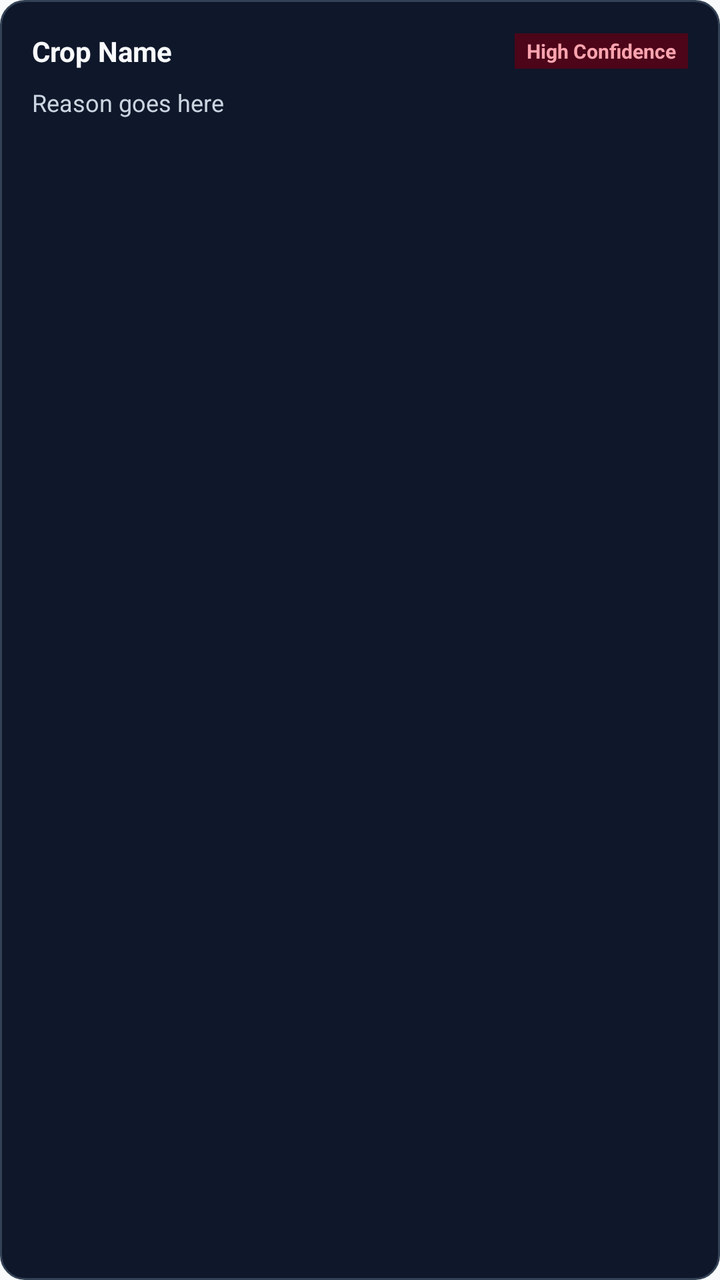
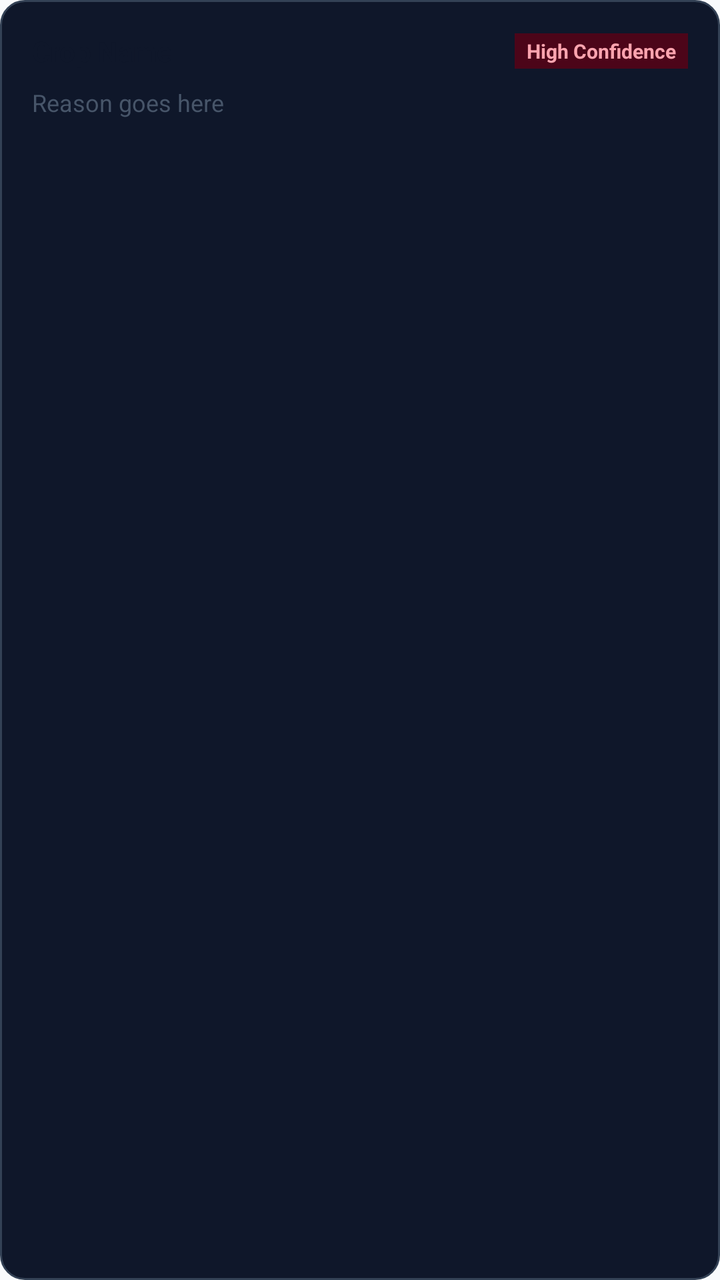

Screens rendered from an Android XML layout before and after an edit, with the pre-edit source and the edit as a unified diff.
<!-- AndroidManifest.xml: application theme AppTheme -->
<!-- res/layout/item_avoid_card.xml -->
<?xml version="1.0" encoding="utf-8"?>
<LinearLayout xmlns:android="http://schemas.android.com/apk/res/android"
    android:layout_width="match_parent"
    android:layout_height="wrap_content"
    android:layout_marginBottom="12dp"
    android:background="@drawable/bg_emoji_placeholder"
    android:orientation="vertical"
    android:padding="16dp">

    <LinearLayout
        android:layout_width="match_parent"
        android:layout_height="wrap_content"
        android:orientation="horizontal"
        android:gravity="center_vertical">
        <TextView
            android:id="@+id/tvAvoidName"
            android:layout_width="0dp"
            android:layout_height="wrap_content"
            android:layout_weight="1"
            android:text="Crop Name"
            android:textColor="#f8fafc"
            android:textSize="14sp"
            android:textStyle="bold" />
        <TextView
            android:id="@+id/tvAvoidConfidence"
            android:layout_width="wrap_content"
            android:layout_height="wrap_content"
            android:background="#4c0519"
            android:paddingHorizontal="6dp"
            android:paddingVertical="2dp"
            android:text="High Confidence"
            android:textColor="#fda4af"
            android:textSize="10sp"
            android:textStyle="bold" />
    </LinearLayout>

    <TextView
        android:id="@+id/tvAvoidReason"
        android:layout_width="match_parent"
        android:layout_height="wrap_content"
        android:layout_marginTop="8dp"
        android:text="Reason goes here"
        android:textColor="#cbd5e1"
        android:textSize="12sp" />
</LinearLayout>
<!-- resources referenced by this layout -->
<resources>
  <!-- drawable bg_emoji_placeholder (drawable) -->
  <?xml version="1.0" encoding="utf-8"?>
  <shape xmlns:android="http://schemas.android.com/apk/res/android"
      android:shape="rectangle">
      <solid android:color="#0f172a" />
      <corners android:radius="12dp" />
      <stroke
          android:width="1dp"
          android:color="#334155" />
  </shape>
  <style name="AppTheme" parent="Theme.MaterialComponents.DayNight.NoActionBar">
          <item name="colorPrimary">@color/colorPrimary</item>
          <item name="colorPrimaryDark">@color/colorPrimaryDark</item>
          <item name="colorAccent">@color/colorAccent</item>
          <item name="android:windowBackground">@color/colorBackground</item>
          <item name="android:statusBarColor">@color/colorBackground</item>
          <item name="android:navigationBarColor">@color/colorBottomNav</item>
          <item name="android:textColorPrimary">@color/colorTextPrimary</item>
          <item name="android:textColorSecondary">@color/colorTextSecondary</item>
          <item name="elevationOverlayEnabled">false</item>
      </style>
  <color name="colorPrimary">#059669</color>
  <color name="colorPrimaryDark">#047857</color>
  <color name="colorAccent">#10B981</color>
  <color name="colorBackground">#F8FAFC</color>
  <color name="colorBottomNav">#FFFFFF</color>
  <color name="colorTextPrimary">#0F172A</color>
  <color name="colorTextSecondary">#475569</color>
</resources>

<!-- the commit's change to res/layout/item_avoid_card.xml (unified diff, before → after) -->
@@ -18,7 +18,7 @@
             android:layout_height="wrap_content"
             android:layout_weight="1"
             android:text="Crop Name"
-            android:textColor="#f8fafc"
+            android:textColor="@color/colorTextPrimary"
             android:textSize="14sp"
             android:textStyle="bold" />
         <TextView
@@ -40,6 +40,6 @@
         android:layout_height="wrap_content"
         android:layout_marginTop="8dp"
         android:text="Reason goes here"
-        android:textColor="#cbd5e1"
+        android:textColor="@color/colorTextSecondary"
         android:textSize="12sp" />
 </LinearLayout>
